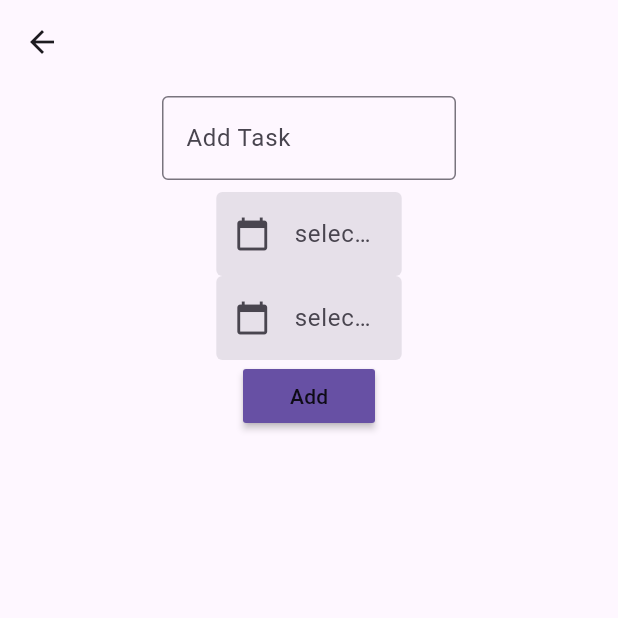
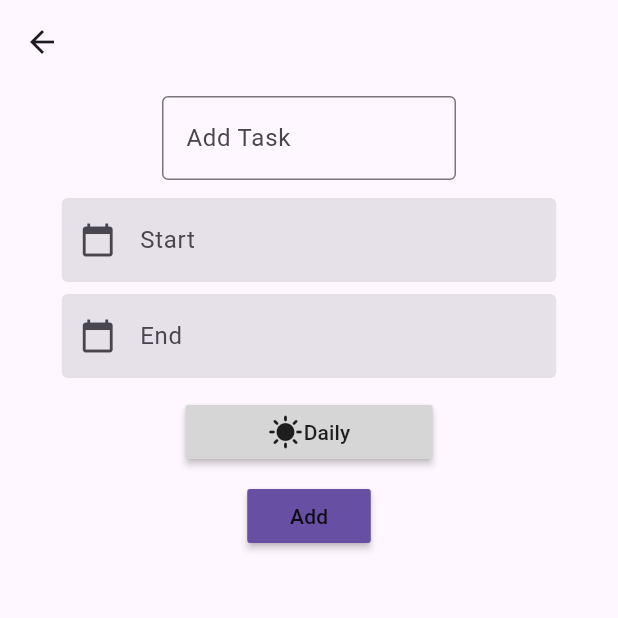
Before and after one commit to Priyapta/Mini-Project, a Flutter app: the screen it shows after launch, after a tap on the "add" icon, on a phone screen of 412 x 824 dp, the top half of it. Run offline on Flutter 3.47's test engine with Material 3 defaults, Android fonts, the phone set to English and light mode, and no system bars; our stand-ins replace flutter_slidable, hive, hive_flutter; accounts and stored records are empty.

Commit message:
git add task

```diff
--- a/Todo-App/lib/addTask.dart
+++ b/Todo-App/lib/addTask.dart
@@ -14,6 +14,8 @@ class addTask extends StatefulWidget {
     required this.db,
     required this.dateStartController,
     required this.dateEndController,
+    required this.isChecked,
+    required this.updateChecked,
   });
   final TextEditingController controller;
   final VoidCallback onPreseed;
@@ -22,28 +24,37 @@ class addTask extends StatefulWidget {
   final Tododatabase db;
   final TextEditingController dateStartController;
   final TextEditingController dateEndController;
-
+  final bool isChecked;
+  final Function(bool) updateChecked;
   @override
   State<addTask> createState() => _nameState();
 }
 
 class _nameState extends State<addTask> {
   final mybox = Hive.box("mybox");
-  // void saveTask() {
-  //   setState(() {
-  //     widget.db.todoList.add({
-  //       "Tugas": widget.controller.text,
-  //       "Task": false,
-  //       "Start": dateStartController.text,
-  //       "End": dateEndController.text,
-  //       "Priority": false,
-  //     });
-  //     widget.db.updateTask();
-  //   });
-  // }
+  late bool isChecked;
+
+  @override
+  void initState() {
+    super.initState();
+    isChecked =
+        widget.isChecked; // Initialize local state from widget parameter
+  }
+
+  void _toggleChecked() {
+    setState(() {
+      isChecked = !isChecked; // Toggle isChecked locally
+    });
+    widget.updateChecked(isChecked); // Notify parent widget about the change
+  }
 
   @override
   Widget build(BuildContext context) {
+    // bool isDesktop(BuildContext context) =>
+    //     MediaQuery.of(context).size.width >= 600;
+    // bool isMobile(BuildContext context) =>
+    //     MediaQuery.of(context).size.width <= 600;
+    final double screenWidth = MediaQuery.of(context).size.width * 0.8;
     return Scaffold(
       appBar: AppBar(
         leading: IconButton(
@@ -61,6 +72,8 @@ class _nameState extends State<addTask> {
             padding: const EdgeInsets.all(8.0),
             child: Padding(
               padding: const EdgeInsets.symmetric(horizontal: 100),
+              child: Container(
+                width: screenWidth,
                 child: TextField(
                   controller: widget.controller,
                   decoration: InputDecoration(
@@ -70,23 +83,57 @@ class _nameState extends State<addTask> {
                 ),
               ),
             ),
-          selectDate(
+          ),
+          Container(
+            width: screenWidth,
+            child: Padding(
+              padding: const EdgeInsets.symmetric(vertical: 4.0),
+              child: selectDate(
                 onTap: () {
                   _selectdateStart();
                 },
-            text: widget.text,
+                text: "Start",
                 hintText: widget.dateStartController.text,
               ),
-          selectDate(
+            ),
+          ),
+          Container(
+            width: screenWidth,
+            child: Padding(
+              padding: const EdgeInsets.symmetric(vertical: 4.0),
+              child: selectDate(
                 onTap: () {
                   _selectdateEnd();
                 },
-            text: widget.text,
+                text: "End",
                 hintText: widget.dateEndController.text,
               ),
-          Button(
+            ),
+          ),
+          Padding(
+            padding: const EdgeInsets.symmetric(vertical: 8.0),
+            child: Container(
+              width: screenWidth / 2,
+              child: MaterialButton(
+                minWidth: 300,
+                onPressed: _toggleChecked,
+                child: Row(
+                  mainAxisAlignment: MainAxisAlignment.center,
+                  children: [
+                    Icon(isChecked ? Icons.priority_high : Icons.sunny),
+                    Text(isChecked ? "Priority" : "Daily"),
+                  ],
+                ),
+                color: isChecked ? Colors.deepPurple[300] : Colors.grey[350],
+              ),
+            ),
+          ),
+          SizedBox(
+            width: screenWidth / 4,
+            child: Button(
               text: "Add",
               onPressed: widget.onPreseed,
+            ),
           )
         ],
       ),
--- a/Todo-App/lib/homePage.dart
+++ b/Todo-App/lib/homePage.dart
@@ -8,6 +8,7 @@ import 'package:fluttter_todo/component/todotile.dart';
 import 'package:fluttter_todo/storing/database.dart';
 import 'package:hive/hive.dart';
 import 'package:hive_flutter/hive_flutter.dart';
+import 'package:flutter_slidable/flutter_slidable.dart';
 
 class HomePage extends StatefulWidget {
   const HomePage({super.key});
@@ -26,6 +27,7 @@ class _HomePageState extends State<HomePage> {
   TextEditingController _addTask = TextEditingController();
   TextEditingController dateStartController = TextEditingController();
   TextEditingController dateEndController = TextEditingController();
+  bool isChecked = false;
 
   void initState() {
     if (mybox.get("TODOLIST") == null) {
@@ -47,7 +49,7 @@ class _HomePageState extends State<HomePage> {
         "Task": false,
         "Start": dateStartController.text,
         "End": dateEndController.text,
-        "Priority": false,
+        "Priority": isChecked,
       });
       db.updateTask();
     });
@@ -80,7 +82,15 @@ class _HomePageState extends State<HomePage> {
 
   //Melakukan update task pada homepage
   void updateCurrentList() {
-    todoList = db.todoList;
+    setState(() {
+      todoList = db.todoList;
+    });
+  }
+
+  void updateChecked(bool newChecked) {
+    setState(() {
+      isChecked = newChecked; // Update isChecked with the new value
+    });
   }
 
   @override
@@ -103,6 +113,7 @@ class _HomePageState extends State<HomePage> {
               itemCount: todoList.length,
               itemBuilder: (context, index) {
                 return TodoTile(
+                  deleteFunction: (context) => deleteTask(index),
                   taskName: db.todoList[index]["Tugas"],
                   taskComplete: db.todoList[index]["Task"],
                   onChanged: (value) => toggleTask(value, index),
@@ -145,6 +156,8 @@ class _HomePageState extends State<HomePage> {
                 hintText: "Add Task",
                 dateStartController: dateStartController,
                 dateEndController: dateEndController,
+                isChecked: isChecked,
+                updateChecked: updateChecked,
               ),
             ),
           );
--- a/Todo-App/pubspec.yaml
+++ b/Todo-App/pubspec.yaml
@@ -38,6 +38,7 @@ dependencies:
   get: ^4.6.6
   hive: ^2.2.3
   hive_flutter: ^1.1.0
+  flutter_slidable: ^3.1.1
 
 dev_dependencies:
   flutter_test:
@@ -51,7 +52,6 @@ dev_dependencies:
   flutter_lints: ^3.0.0
   hive_generator: ^1.1.3
   build_runner: ^2.1.11
-  flutter_slidable: ^1.2.0
 
 # For information on the generic Dart part of this file, see the
 # following page: https://dart.dev/tools/pub/pubspec
```
Also changed, not shown: Todo-App/lib/component/todotile.dart (+11 -0 lines), Todo-App/pubspec.lock, 1 other file. Lines whose indentation alone changed are shown as unchanged.
